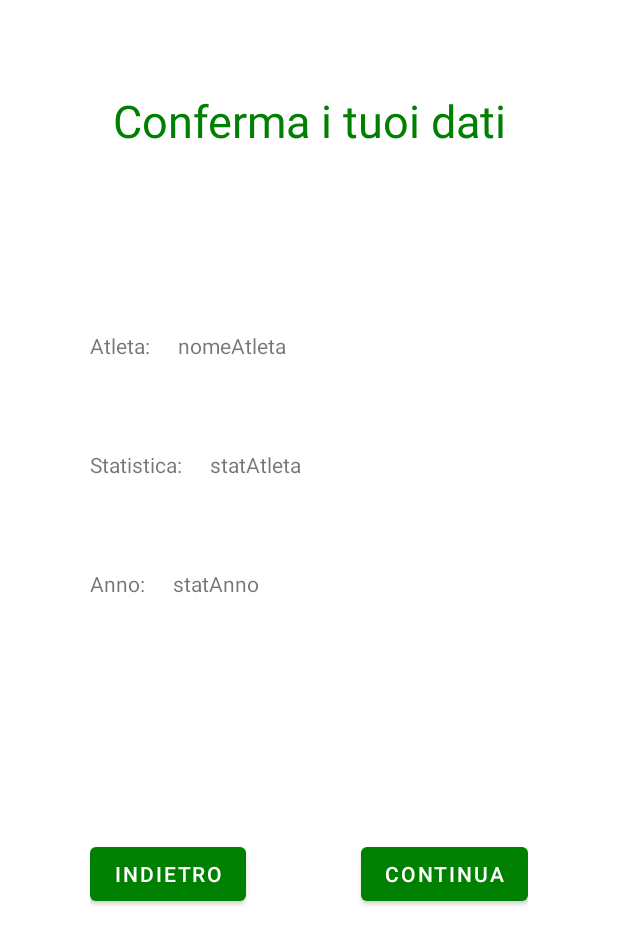
After one commit to jacopodona/SportsGuru, an Android app: the layout activity_presentation.xml on its own in the app's theme, with its tools: preview values and no code run, on a phone screen of 412 x 824 dp. The commit adds this screen. Shown: the top 944 px of the screen. Run offline under Robolectric (Android 15) with nearby library versions, the phone set to English and light mode, and no system bars.

Commit message:
Aggiunta conferma dati

```diff
--- a/SportsGuru/app/src/main/AndroidManifest.xml
+++ b/SportsGuru/app/src/main/AndroidManifest.xml
@@ -9,6 +9,7 @@
         android:roundIcon="@mipmap/ic_launcher_round"
         android:supportsRtl="true"
         android:theme="@style/Theme.MyApplication">
+        <activity android:name=".PresentationActivity"></activity>
         <activity android:name=".MainActivity">
             <intent-filter>
                 <action android:name="android.intent.action.MAIN" />
--- a/SportsGuru/app/src/main/java/com/example/myapplication/FragmentStat.java
+++ b/SportsGuru/app/src/main/java/com/example/myapplication/FragmentStat.java
@@ -44,8 +44,8 @@ public class FragmentStat extends Fragment {
             @Override
             public void onClick(View v) {
                 if(!TextUtils.isEmpty(stat.getText()) && !TextUtils.isEmpty(anno.getText())){
-                    activity.next(INDEX);
                     activity.confermaStatistica(stat.getText().toString(),anno.getText().toString());
+                    activity.research();
                     clearErrors();
                 }
                 else{
--- /dev/null
+++ b/SportsGuru/app/src/main/res/layout/activity_presentation.xml
@@ -0,0 +1,112 @@
+<?xml version="1.0" encoding="utf-8"?>
+<RelativeLayout xmlns:android="http://schemas.android.com/apk/res/android"
+    xmlns:app="http://schemas.android.com/apk/res-auto"
+    xmlns:tools="http://schemas.android.com/tools"
+    android:layout_width="match_parent"
+    android:layout_height="match_parent"
+    tools:context=".PresentationActivity">
+
+    <LinearLayout
+        android:layout_width="match_parent"
+        android:layout_height="wrap_content"
+        android:layout_alignParentTop="true"
+        android:layout_centerInParent="true"
+        android:layout_marginHorizontal="60dp"
+        android:gravity="center"
+        android:orientation="vertical">
+
+        <TextView
+            android:layout_width="wrap_content"
+            android:layout_height="wrap_content"
+            android:layout_centerHorizontal="true"
+            android:layout_centerVertical="true"
+            android:layout_marginTop="60dp"
+            android:gravity="center"
+            android:text="@string/confirm_title"
+            android:textColor="@color/green"
+            android:textSize="30sp" />
+
+        <LinearLayout
+            android:layout_width="match_parent"
+            android:layout_height="wrap_content"
+            android:layout_marginTop="120dp"
+            android:orientation="horizontal">
+
+            <com.google.android.material.textview.MaterialTextView
+                android:layout_width="wrap_content"
+                android:layout_height="wrap_content"
+                android:layout_marginRight="15dp"
+                android:text="Atleta: " />
+
+            <com.google.android.material.textview.MaterialTextView
+                android:id="@+id/presentation_textview_atleta"
+                android:layout_width="wrap_content"
+                android:layout_height="wrap_content"
+                android:text="nomeAtleta" />
+
+        </LinearLayout>
+
+        <LinearLayout
+            android:layout_width="match_parent"
+            android:layout_height="wrap_content"
+            android:layout_marginTop="60dp"
+            android:orientation="horizontal">
+
+            <com.google.android.material.textview.MaterialTextView
+                android:layout_width="wrap_content"
+                android:layout_height="wrap_content"
+                android:layout_marginRight="15dp"
+                android:text="Statistica: " />
+
+            <com.google.android.material.textview.MaterialTextView
+                android:id="@+id/presentation_textview_stat"
+                android:layout_width="wrap_content"
+                android:layout_height="wrap_content"
+                android:text="statAtleta" />
+
+        </LinearLayout>
+
+        <LinearLayout
+            android:layout_width="match_parent"
+            android:layout_height="wrap_content"
+            android:layout_marginTop="60dp"
+            android:orientation="horizontal">
+
+            <com.google.android.material.textview.MaterialTextView
+                android:layout_width="wrap_content"
+                android:layout_height="wrap_content"
+                android:layout_marginRight="15dp"
+                android:text="Anno: " />
+
+            <com.google.android.material.textview.MaterialTextView
+                android:id="@+id/presentation_textview_anno"
+                android:layout_width="wrap_content"
+                android:layout_height="wrap_content"
+                android:text="statAnno" />
+
+        </LinearLayout>
+
+        <RelativeLayout
+            android:layout_width="match_parent"
+            android:layout_height="wrap_content"
+            android:layout_marginTop="160dp">
+
+            <com.google.android.material.button.MaterialButton
+                android:id="@+id/conferma_back"
+                android:layout_width="wrap_content"
+                android:layout_height="wrap_content"
+                android:layout_alignParentLeft="true"
+                android:text="@string/back" />
+
+            <com.google.android.material.button.MaterialButton
+                android:id="@+id/conferma_confirm"
+                android:layout_width="wrap_content"
+                android:layout_height="wrap_content"
+                android:layout_alignParentRight="true"
+                android:text="@string/next" />
+
+        </RelativeLayout>
+
+    </LinearLayout>
+
+</RelativeLayout>
--- a/SportsGuru/app/src/main/res/values/strings.xml
+++ b/SportsGuru/app/src/main/res/values/strings.xml
@@ -5,6 +5,7 @@
     <string name="welcome_start">Iniziamo</string>
     <string name="athlete_title">Inserisci l\'atleta che ti interessa</string>
     <string name="name">Nome</string>
+    <string name="athlete">Atleta</string>
     <string name="surname">Cognome</string>
     <string name="stat">Statistica</string>
     <string name="year">Anno</string>
@@ -16,4 +17,5 @@
     <string name="insert_surname_error">Inserire un cognome</string>
     <string name="insert_stat_error">Inserire la statistica</string>
     <string name="insert_year_error">Inserire l\'anno</string>
+    <string name="confirm_title">Conferma i tuoi dati</string>
 </resources>
```
Also changed, not shown: SportsGuru/app/src/main/java/com/example/myapplication/MainActivity.java (+30 -2 lines), SportsGuru/app/src/main/java/com/example/myapplication/PresentationActivity.java (added, +37 -0 lines).
